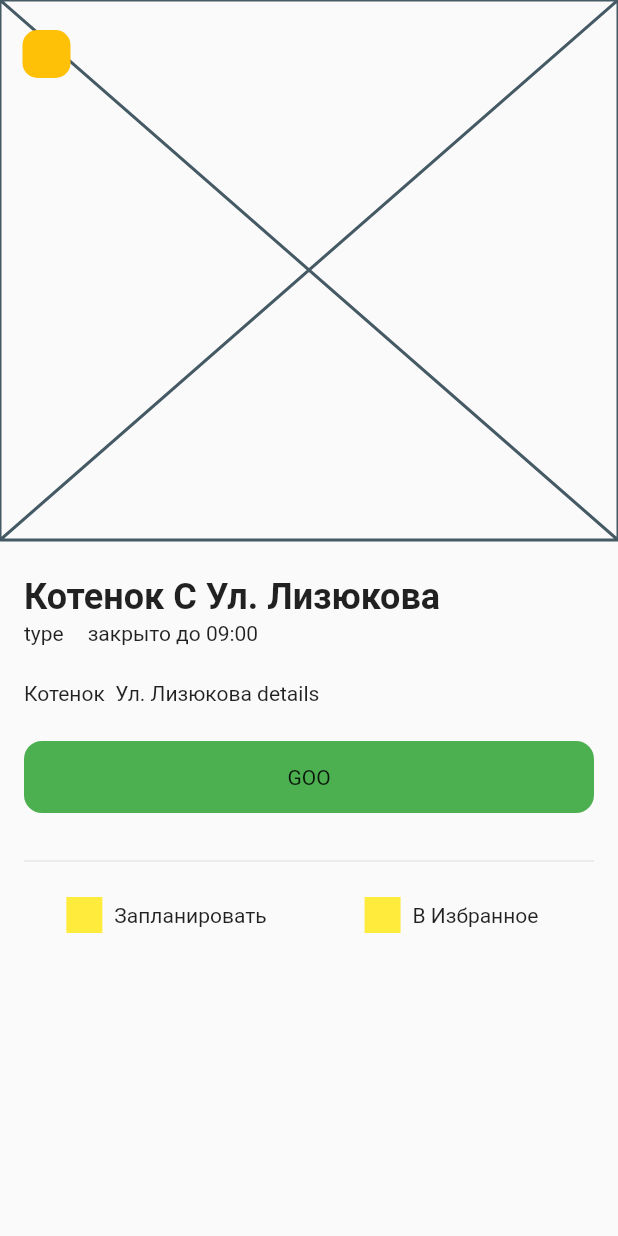
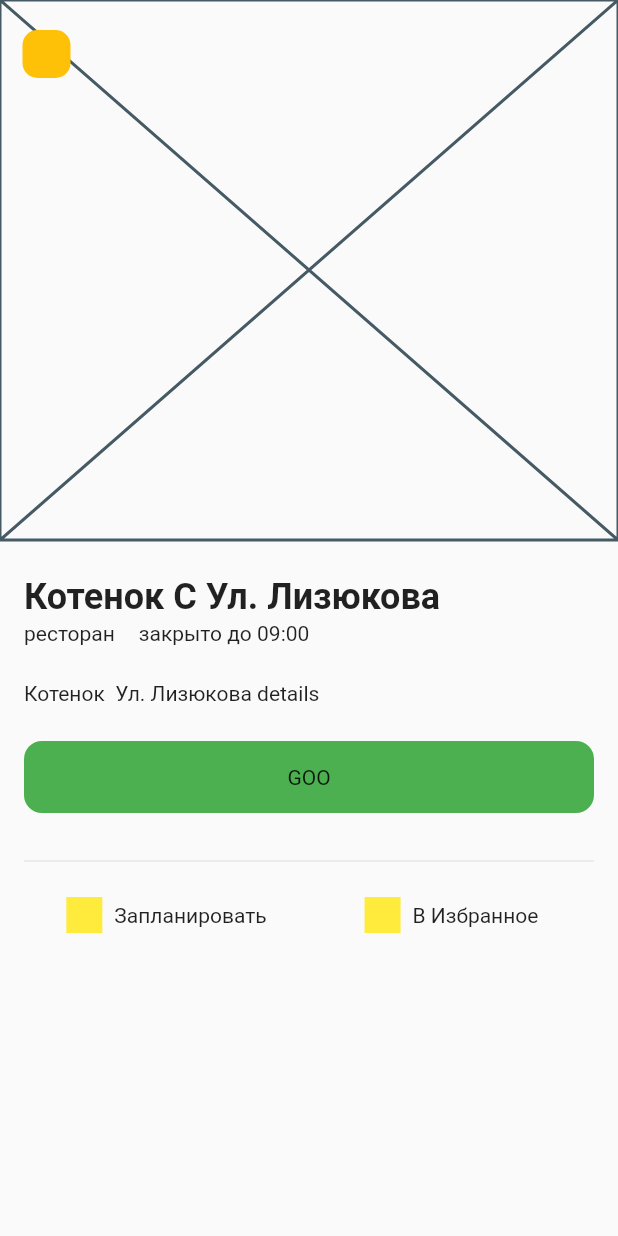
Before and after one commit to aiserrock/surf-flutter-course-zaikin, a Flutter app: the screen it shows after launch, on a phone screen of 412 x 824 dp. Run offline on Flutter 3.47's test engine with Material 2 defaults, Android fonts, the phone set to English and light mode, and no system bars.

Commit message:
mocks fixed

```diff
--- a/lib/mocks.dart
+++ b/lib/mocks.dart
@@ -11,7 +11,7 @@ final List<Sight> mocks = <Sight>[
         '!3b1!8m2!3d51.6683487!4d39.1919288!3m4!1s0x413b28c99eb2154d:0x3382a4a3cfbe62b5!8m2!3d51.70'
         '6868!4d39.1722504',
     details: 'Котенок  Ул. Лизюкова details',
-    type: 'type',
+    type: 'ресторан',
   ),
   Sight(
     name: 'Kорабль-музей Гото Предестинация',
@@ -23,7 +23,7 @@ final List<Sight> mocks = <Sight>[
         'Oblast,+Russia!3b1!8m2!3d51.6683487!4d39.1919288!3m4!1s0x413b2e50622e11ef'
         ':0xcdff31c2ccaf75bb!8m2!3d51.6559298!4d39.2159674',
     details: 'Kорабль-музей Гото Предестинация details',
-    type: 'type',
+    type: 'лес',
   ),
   Sight(
     name: 'Воронежский зоопарк им. А.С.Попова.',
@@ -34,6 +34,6 @@ final List<Sight> mocks = <Sight>[
         '0x48d94c0efba762bd!2sVoronezh,+Voronezh+Oblast,+Russia!3b1!8m2!3d51.6683487!'
         '4d39.1919288!3m4!1s0x413b2e3b2d18edd7:0xa5e371b6b67feb0e!8m2!3d51.6401407!4d39.2439366',
     details: 'Воронежский зоопарк им. А.С.Попова. details',
-    type: 'type',
+    type: 'парк',
   ),
 ];
```
